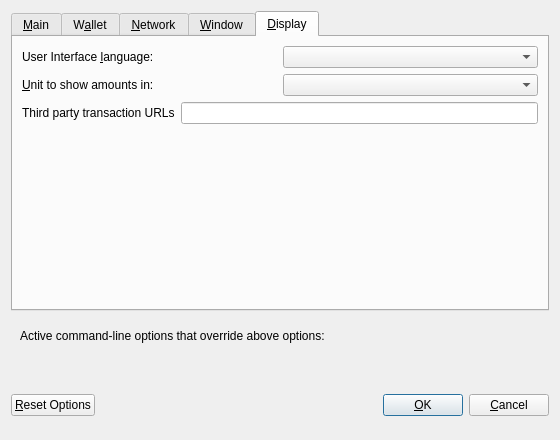
Above: src/qt/forms/macforms/optionsdialog.ui from noirofficial/noir before the change. Below: the same form after it.
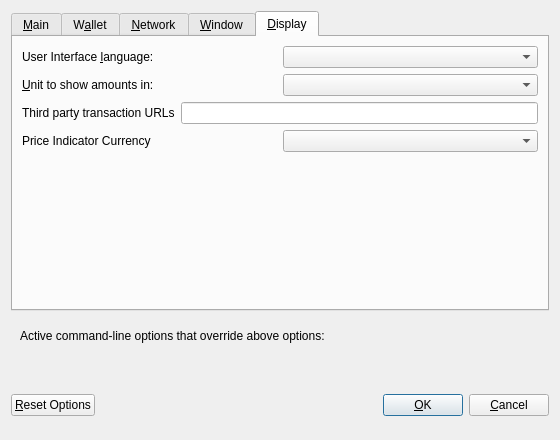
That is the form after the change. The open tabs and pages were chosen to show the change. Custom widgets are drawn as their Qt base class.

What changed in the file:
```diff
--- a/src/qt/forms/macforms/optionsdialog.ui
+++ b/src/qt/forms/macforms/optionsdialog.ui
@@ -626,6 +626,23 @@
          </item>
         </layout>
        </item>
+       <item>
+        <layout class="QHBoxLayout" name="horizontalLayout">
+         <property name="bottomMargin">
+          <number>10</number>
+         </property>
+         <item>
+          <widget class="QLabel" name="currencyLabel">
+           <property name="text">
+            <string>Price Indicator Currency</string>
+           </property>
+          </widget>
+         </item>
+         <item>
+          <widget class="QValueComboBox" name="currency"/>
+         </item>
+        </layout>
+       </item>
        <item>
         <spacer name="verticalSpacer_Display">
          <property name="orientation">
```
Left out of the diff: 2 changed lines with no effect on the pictures.
